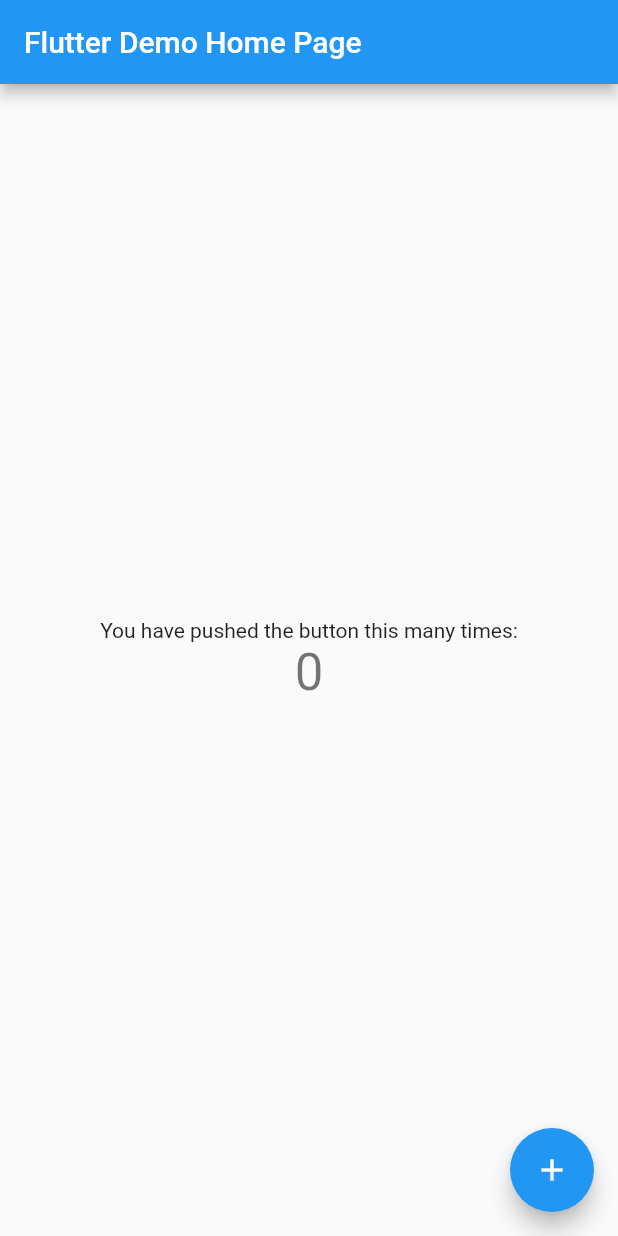
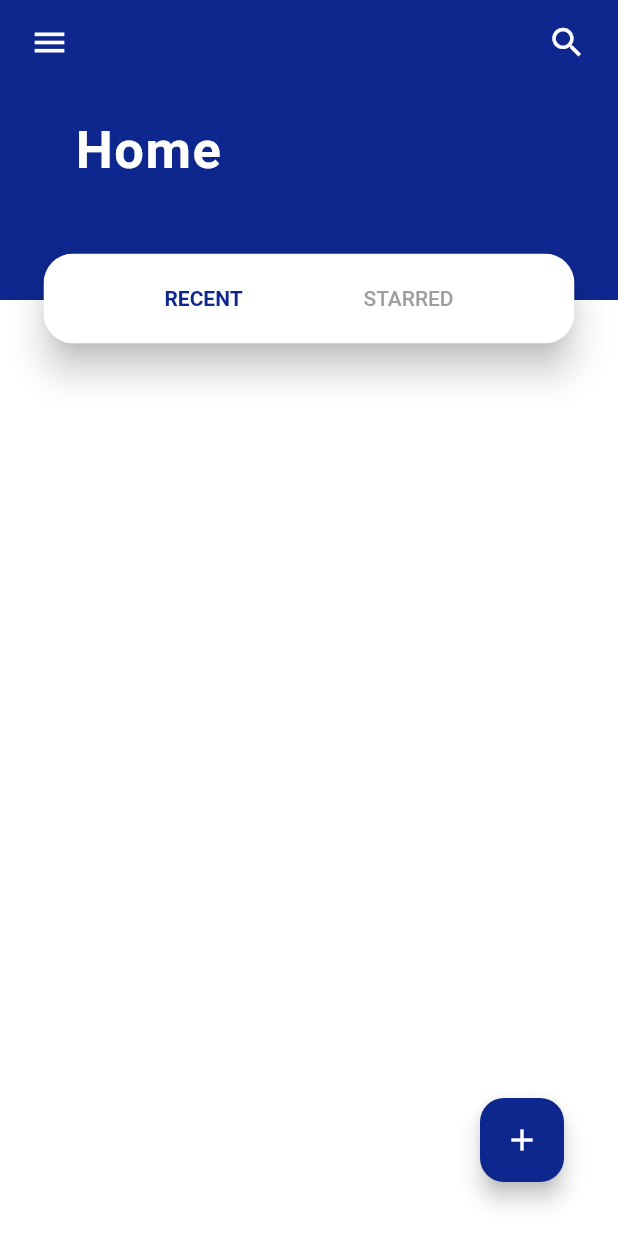
Before and after one commit to bemesquita/dropbox_ui_redesign, a Flutter app: the screen it shows after launch, on a phone screen of 412 x 824 dp. Run offline on Flutter 3.47's test engine with Material 2 defaults, Android fonts, the phone set to English and light mode, and no system bars.

Commit message:
Header and tab skeletons done.

```diff
--- a/lib/main.dart
+++ b/lib/main.dart
@@ -1,3 +1,4 @@
+import 'package:dropbox_ui_redesign/view/home/home_view.dart';
 import 'package:flutter/material.dart';
 
 void main() => runApp(MyApp());
@@ -7,105 +8,12 @@ class MyApp extends StatelessWidget {
   @override
   Widget build(BuildContext context) {
     return MaterialApp(
-      title: 'Flutter Demo',
+      title: 'Dropbox',
+      debugShowCheckedModeBanner: false,
       theme: ThemeData(
-        // This is the theme of your application.
-        //
-        // Try running your application with "flutter run". You'll see the
-        // application has a blue toolbar. Then, without quitting the app, try
-        // changing the primarySwatch below to Colors.green and then invoke
-        // "hot reload" (press "r" in the console where you ran "flutter run",
-        // or simply save your changes to "hot reload" in a Flutter IDE).
-        // Notice that the counter didn't reset back to zero; the application
-        // is not restarted.
-        primarySwatch: Colors.blue,
+        brightness: Brightness.light,
       ),
-      home: MyHomePage(title: 'Flutter Demo Home Page'),
+      home: HomeView(),
     );
   }
 }
-
-class MyHomePage extends StatefulWidget {
-  MyHomePage({Key key, this.title}) : super(key: key);
-
-  // This widget is the home page of your application. It is stateful, meaning
-  // that it has a State object (defined below) that contains fields that affect
-  // how it looks.
-
-  // This class is the configuration for the state. It holds the values (in this
-  // case the title) provided by the parent (in this case the App widget) and
-  // used by the build method of the State. Fields in a Widget subclass are
-  // always marked "final".
-
-  final String title;
-
-  @override
-  _MyHomePageState createState() => _MyHomePageState();
-}
-
-class _MyHomePageState extends State<MyHomePage> {
-  int _counter = 0;
-
-  void _incrementCounter() {
-    setState(() {
-      // This call to setState tells the Flutter framework that something has
-      // changed in this State, which causes it to rerun the build method below
-      // so that the display can reflect the updated values. If we changed
-      // _counter without calling setState(), then the build method would not be
-      // called again, and so nothing would appear to happen.
-      _counter++;
-    });
-  }
-
-  @override
-  Widget build(BuildContext context) {
-    // This method is rerun every time setState is called, for instance as done
-    // by the _incrementCounter method above.
-    //
-    // The Flutter framework has been optimized to make rerunning build methods
-    // fast, so that you can just rebuild anything that needs updating rather
-    // than having to individually change instances of widgets.
-    return Scaffold(
-      appBar: AppBar(
-        // Here we take the value from the MyHomePage object that was created by
-        // the App.build method, and use it to set our appbar title.
-        title: Text(widget.title),
-      ),
-      body: Center(
-        // Center is a layout widget. It takes a single child and positions it
-        // in the middle of the parent.
-        child: Column(
-          // Column is also a layout widget. It takes a list of children and
-          // arranges them vertically. By default, it sizes itself to fit its
-          // children horizontally, and tries to be as tall as its parent.
-          //
-          // Invoke "debug painting" (press "p" in the console, choose the
-          // "Toggle Debug Paint" action from the Flutter Inspector in Android
-          // Studio, or the "Toggle Debug Paint" command in Visual Studio Code)
-          // to see the wireframe for each widget.
-          //
-          // Column has various properties to control how it sizes itself and
-          // how it positions its children. Here we use mainAxisAlignment to
-          // center the children vertically; the main axis here is the vertical
-          // axis because Columns are vertical (the cross axis would be
-          // horizontal).
-          mainAxisAlignment: MainAxisAlignment.center,
-          children: <Widget>[
-            Text(
-              'You have pushed the button this many times:',
-            ),
-            Text(
-              '$_counter',
-              style: Theme.of(context).textTheme.display1,
-            ),
-          ],
-        ),
-      ),
-      floatingActionButton: FloatingActionButton(
-        onPressed: _incrementCounter,
-        tooltip: 'Increment',
-        child: Icon(Icons.add),
-      ), // This trailing comma makes auto-formatting nicer for build methods.
-    );
-  }
-}
--- /dev/null
+++ b/lib/view/home/home_app_bar.dart
@@ -0,0 +1,36 @@
+import 'package:flutter/material.dart';
+
+class HomeAppBar extends StatelessWidget implements PreferredSizeWidget {
+  const HomeAppBar({Key key}) : super(key: key);
+
+  @override
+  Widget build(BuildContext context) {
+    return AppBar(
+      backgroundColor: Color(0xFF0D278F),
+      elevation: 0,
+      leading: Container(
+        margin: EdgeInsets.only(left: 10.0),
+        child: IconButton(
+          onPressed: () => print('Menu'),
+          icon: Icon(Icons.menu),
+          iconSize: 26.0,
+          color: Colors.white,
+        ),
+      ),
+      actions: <Widget>[
+        Container(
+          margin: EdgeInsets.only(right: 10.0),
+          child: IconButton(
+            onPressed: () => print('Search'),
+            icon: Icon(Icons.search),
+            iconSize: 26.0,
+            color: Colors.white,
+          ),
+        )
+      ],
+    );
+  }
+
+  @override
+  Size get preferredSize => Size.fromHeight(60.0);
+}
--- /dev/null
+++ b/lib/view/home/home_header.dart
@@ -0,0 +1,44 @@
+import 'package:flutter/material.dart';
+
+class HomeHaderView extends StatelessWidget {
+  const HomeHaderView({Key key}) : super(key: key);
+
+  @override
+  Widget build(BuildContext context) {
+    return Stack(
+      children: <Widget>[
+        Container(
+          margin: EdgeInsets.only(left: 50, top: 20),
+          child: Text('Home', style: TextStyle(color: Colors.white, letterSpacing: 1, fontWeight: FontWeight.w700, fontSize: 35)),
+        ),
+        Container(
+          color: Colors.white,
+          margin: EdgeInsets.only(top: 140),
+        ),
+        Container(
+          margin: EdgeInsets.only(top: 105, left: 25, right: 25),
+          width: double.maxFinite,
+          child: Card(
+            color: Colors.transparent,
+            elevation: 10,
+            clipBehavior: Clip.antiAliasWithSaveLayer,
+            shape: RoundedRectangleBorder(
+              borderRadius: BorderRadius.circular(20.0),
+            ),
+            child: Container(
+              height: 60,
+              color: Colors.white,
+              child: Row(
+                mainAxisAlignment: MainAxisAlignment.spaceEvenly,
+                children: <Widget>[
+                  Text('RECENT', style: TextStyle(color: Color(0xFF0D278F), fontWeight: FontWeight.w700)),
+                  Text('STARRED', style: TextStyle(color: Colors.grey[500], fontWeight: FontWeight.w500)),
+                ],
+              ),
+            ),
+          ),
+        )
+      ],
+    );
+  }
+}
--- /dev/null
+++ b/lib/view/home/home_view.dart
@@ -0,0 +1,31 @@
+import 'package:dropbox_ui_redesign/view/home/home_app_bar.dart';
+import 'package:dropbox_ui_redesign/view/home/home_header.dart';
+import 'package:flutter/material.dart';
+
+class HomeView extends StatelessWidget {
+  const HomeView({Key key}) : super(key: key);
+
+  @override
+  Widget build(BuildContext context) {
+    return Scaffold(
+      appBar: HomeAppBar(),
+      body: Container(
+        color: Color(0xFF0D278F),
+        width: MediaQuery.of(context).size.width,
+        height: double.maxFinite,
+        child: Stack(
+          children: <Widget>[HomeHaderView()],
+        ),
+      ),
+      floatingActionButton: Container(
+        margin: EdgeInsets.only(right: 20, bottom: 20),
+        child: FloatingActionButton(
+          onPressed: () {},
+          child: Icon(Icons.add),
+          backgroundColor: Color(0xFF0D278F),
+          shape: RoundedRectangleBorder(borderRadius: BorderRadius.all(Radius.circular(16.0))),
+        ),
+      ),
+    );
+  }
+}
```
Also changed, not shown: lib/view/upload/upload_view.dart (added).
